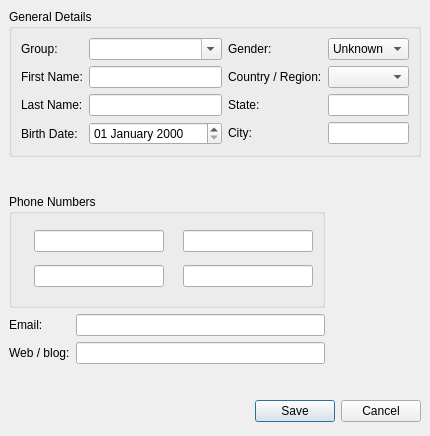
Qt form wengophone/src/presentation/qt/profile/ProfileDetails.ui (tkrotoff/WengoPhone) before a commit.
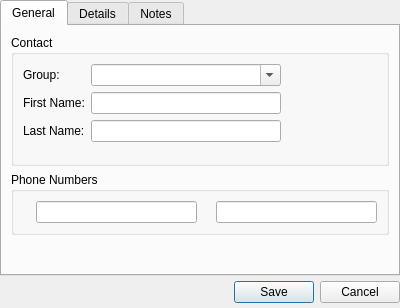
The same form after that commit. Icons and pictures are not drawn.

Commit message: - ProfileDetails.ui simplified - Replace QLabel by QToolButton when possible - Other minor modifications

```diff
--- a/wengophone/src/presentation/qt/profile/ProfileDetails.ui
+++ b/wengophone/src/presentation/qt/profile/ProfileDetails.ui
@@ -8,26 +8,34 @@
    <rect>
     <x>0</x>
     <y>0</y>
-    <width>417</width>
-    <height>436</height>
+    <width>400</width>
+    <height>308</height>
    </rect>
   </property>
   <layout class="QGridLayout" >
    <property name="margin" >
-    <number>9</number>
+    <number>0</number>
    </property>
    <property name="spacing" >
-    <number>6</number>
+    <number>0</number>
    </property>
-   <item row="2" column="0" >
+   <item row="0" column="0" >
+    <widget class="QTabWidget" name="tabWidget" >
+     <property name="currentIndex" >
+      <number>0</number>
+     </property>
+     <widget class="QWidget" name="tabGeneral" >
+      <attribute name="title" >
+       <string>General</string>
+      </attribute>
     <layout class="QGridLayout" >
      <property name="margin" >
-      <number>0</number>
+        <number>9</number>
      </property>
      <property name="spacing" >
       <number>6</number>
      </property>
-     <item row="0" column="0" >
+       <item row="1" column="0" >
       <widget class="QGroupBox" name="groupBox_3" >
        <property name="title" >
         <string>Phone Numbers</string>
@@ -39,56 +47,6 @@
         <property name="spacing" >
          <number>6</number>
         </property>
-        <item row="0" column="0" >
-         <widget class="QLabel" name="label_15" >
-          <property name="sizePolicy" >
-           <sizepolicy>
-            <hsizetype>0</hsizetype>
-            <vsizetype>5</vsizetype>
-            <horstretch>0</horstretch>
-            <verstretch>0</verstretch>
-           </sizepolicy>
-          </property>
-          <property name="toolTip" >
-           <string>Mobile phone</string>
-          </property>
-          <property name="pixmap" >
-           <pixmap resource="../wengophone.qrc" >:/pics/contact/mobile.png</pixmap>
-          </property>
-         </widget>
-        </item>
-        <item row="0" column="1" >
-         <widget class="QLineEdit" name="mobilePhoneLineEdit" />
-        </item>
-        <item row="1" column="3" >
-         <widget class="QLineEdit" name="workPhoneLineEdit" />
-        </item>
-        <item row="1" column="2" >
-         <widget class="QLabel" name="label_18" >
-          <property name="toolTip" >
-           <string>Work phone</string>
-          </property>
-          <property name="pixmap" >
-           <pixmap resource="../wengophone.qrc" >:/pics/contact/work.png</pixmap>
-          </property>
-         </widget>
-        </item>
-        <item row="1" column="1" >
-         <widget class="QLineEdit" name="wengoPhoneLineEdit" />
-        </item>
-        <item row="0" column="3" >
-         <widget class="QLineEdit" name="homePhoneLineEdit" />
-        </item>
-        <item row="1" column="0" >
-         <widget class="QLabel" name="label_16" >
-          <property name="toolTip" >
-           <string>Wengo phone</string>
-          </property>
-          <property name="pixmap" >
-           <pixmap resource="../wengophone.qrc" >:/pics/contact/wengo.png</pixmap>
-          </property>
-         </widget>
-        </item>
         <item row="0" column="2" >
          <widget class="QLabel" name="label_17" >
           <property name="sizePolicy" >
@@ -107,31 +65,138 @@
           </property>
          </widget>
         </item>
+          <item row="0" column="3" >
+           <widget class="QLineEdit" name="homePhoneLineEdit" />
+          </item>
+          <item row="0" column="1" >
+           <widget class="QLineEdit" name="mobilePhoneLineEdit" />
+          </item>
+          <item row="0" column="0" >
+           <widget class="QLabel" name="label_15" >
+            <property name="sizePolicy" >
+             <sizepolicy>
+              <hsizetype>0</hsizetype>
+              <vsizetype>5</vsizetype>
+              <horstretch>0</horstretch>
+              <verstretch>0</verstretch>
+             </sizepolicy>
+            </property>
+            <property name="toolTip" >
+             <string>Mobile phone</string>
+            </property>
+            <property name="pixmap" >
+             <pixmap resource="../wengophone.qrc" >:/pics/contact/mobile.png</pixmap>
+            </property>
+           </widget>
+          </item>
        </layout>
       </widget>
      </item>
-     <item rowspan="2" row="0" column="1" >
-      <layout class="QGridLayout" >
-       <property name="margin" >
-        <number>0</number>
-       </property>
-       <property name="spacing" >
-        <number>6</number>
-       </property>
        <item row="2" column="0" >
+        <widget class="QStackedWidget" name="imStackedWidget" />
+       </item>
+       <item row="3" column="0" >
         <spacer>
          <property name="orientation" >
           <enum>Qt::Vertical</enum>
          </property>
          <property name="sizeHint" >
           <size>
-           <width>90</width>
+           <width>20</width>
            <height>40</height>
           </size>
          </property>
         </spacer>
        </item>
+       <item row="0" column="0" >
+        <widget class="QGroupBox" name="groupBox" >
+         <property name="layoutDirection" >
+          <enum>Qt::LeftToRight</enum>
+         </property>
+         <property name="title" >
+          <string>Contact</string>
+         </property>
+         <layout class="QGridLayout" >
+          <property name="margin" >
+           <number>9</number>
+          </property>
+          <property name="spacing" >
+           <number>6</number>
+          </property>
+          <item row="0" column="0" >
+           <layout class="QGridLayout" >
+            <property name="margin" >
+             <number>0</number>
+            </property>
+            <property name="spacing" >
+             <number>6</number>
+            </property>
+            <item row="0" column="0" >
+             <widget class="QLabel" name="groupLabel" >
+              <property name="text" >
+               <string>Group:</string>
+              </property>
+             </widget>
+            </item>
+            <item row="2" column="1" >
+             <widget class="QLineEdit" name="lastNameLineEdit" >
+              <property name="maxLength" >
+               <number>20</number>
+              </property>
+             </widget>
+            </item>
+            <item row="1" column="1" >
+             <widget class="QLineEdit" name="firstNameLineEdit" >
+              <property name="maxLength" >
+               <number>20</number>
+              </property>
+             </widget>
+            </item>
+            <item row="2" column="0" >
+             <widget class="QLabel" name="label_6" >
+              <property name="text" >
+               <string>Last Name:</string>
+              </property>
+             </widget>
+            </item>
        <item row="1" column="0" >
+             <widget class="QLabel" name="label_5" >
+              <property name="text" >
+               <string>First Name:</string>
+              </property>
+             </widget>
+            </item>
+            <item row="3" column="1" >
+             <spacer>
+              <property name="orientation" >
+               <enum>Qt::Vertical</enum>
+              </property>
+              <property name="sizeHint" >
+               <size>
+                <width>20</width>
+                <height>21</height>
+               </size>
+              </property>
+             </spacer>
+            </item>
+            <item row="0" column="1" >
+             <widget class="QComboBox" name="groupComboBox" >
+              <property name="sizePolicy" >
+               <sizepolicy>
+                <hsizetype>7</hsizetype>
+                <vsizetype>0</vsizetype>
+                <horstretch>0</horstretch>
+                <verstretch>0</verstretch>
+               </sizepolicy>
+              </property>
+              <property name="editable" >
+               <bool>true</bool>
+              </property>
+             </widget>
+            </item>
+           </layout>
+          </item>
+          <item row="0" column="1" >
         <widget class="QToolButton" name="avatarPixmapButton" >
          <property name="minimumSize" >
           <size>
@@ -149,7 +214,7 @@
           <string>Click to change avatar</string>
          </property>
          <property name="icon" >
-          <iconset/>
+             <iconset resource="../wengophone.qrc" >:/pics/avatar_background.png</iconset>
          </property>
          <property name="iconSize" >
           <size>
@@ -162,32 +227,22 @@
          </property>
         </widget>
        </item>
-       <item row="0" column="0" >
-        <spacer>
-         <property name="orientation" >
-          <enum>Qt::Vertical</enum>
-         </property>
-         <property name="sizeHint" >
-          <size>
-           <width>90</width>
-           <height>40</height>
-          </size>
-         </property>
-        </spacer>
-       </item>
-      </layout>
-     </item>
-     <item row="1" column="0" >
+         </layout>
+        </widget>
+       </item>
+      </layout>
+     </widget>
+     <widget class="QWidget" name="tabDetails" >
+      <attribute name="title" >
+       <string>Details</string>
+      </attribute>
       <layout class="QGridLayout" >
        <property name="margin" >
-        <number>0</number>
+        <number>9</number>
        </property>
        <property name="spacing" >
         <number>6</number>
        </property>
-       <item row="0" column="1" >
-        <widget class="QLineEdit" name="emailLineEdit" />
-       </item>
        <item row="0" column="0" >
         <widget class="QLabel" name="label_19" >
          <property name="text" >
@@ -195,148 +250,86 @@
          </property>
         </widget>
        </item>
-       <item row="1" column="1" >
-        <widget class="QLineEdit" name="webLineEdit" />
-       </item>
        <item row="1" column="0" >
         <widget class="QLabel" name="label_21" >
          <property name="text" >
-          <string>Web / blog:</string>
+          <string>Web/blog:</string>
          </property>
         </widget>
        </item>
-      </layout>
-     </item>
-    </layout>
-   </item>
-   <item row="0" column="0" >
-    <widget class="QGroupBox" name="groupBox" >
-     <property name="layoutDirection" >
-      <enum>Qt::LeftToRight</enum>
-     </property>
-     <property name="title" >
-      <string>General Details</string>
-     </property>
-     <layout class="QGridLayout" >
-      <property name="margin" >
-       <number>9</number>
-      </property>
-      <property name="spacing" >
-       <number>6</number>
-      </property>
-      <item row="0" column="0" >
-       <layout class="QGridLayout" >
-        <property name="margin" >
-         <number>0</number>
-        </property>
-        <property name="spacing" >
-         <number>6</number>
-        </property>
+       <item row="3" column="1" >
+        <widget class="QComboBox" name="countryComboBox" />
+       </item>
+       <item row="5" column="1" >
+        <widget class="QLineEdit" name="cityLineEdit" >
+         <property name="maxLength" >
+          <number>20</number>
+         </property>
+        </widget>
+       </item>
+       <item row="5" column="0" >
+        <widget class="QLabel" name="label_8" >
+         <property name="text" >
+          <string>City:</string>
+         </property>
+        </widget>
+       </item>
+       <item row="4" column="1" >
+        <widget class="QLineEdit" name="stateLineEdit" >
+         <property name="maxLength" >
+          <number>20</number>
+         </property>
+        </widget>
+       </item>
+       <item row="4" column="0" >
+        <widget class="QLabel" name="label_12" >
+         <property name="text" >
+          <string>State:</string>
+         </property>
+        </widget>
+       </item>
         <item row="3" column="0" >
+        <widget class="QLabel" name="label_11" >
+         <property name="text" >
+          <string>Country/Region:</string>
+         </property>
+        </widget>
+       </item>
+       <item row="9" column="1" >
+        <spacer>
+         <property name="orientation" >
+          <enum>Qt::Vertical</enum>
+         </property>
+         <property name="sizeHint" >
+          <size>
+           <width>20</width>
+           <height>40</height>
+          </size>
+         </property>
+        </spacer>
+       </item>
+       <item row="8" column="0" >
          <widget class="QLabel" name="label_7" >
           <property name="text" >
            <string>Birth Date:</string>
           </property>
          </widget>
         </item>
-        <item row="1" column="0" >
-         <widget class="QLabel" name="label_5" >
-          <property name="text" >
-           <string>First Name:</string>
-          </property>
-         </widget>
-        </item>
-        <item row="2" column="1" >
-         <widget class="QLineEdit" name="lastNameLineEdit" >
-          <property name="maxLength" >
-           <number>20</number>
-          </property>
-         </widget>
-        </item>
-        <item row="0" column="0" >
-         <widget class="QLabel" name="groupLabel" >
-          <property name="text" >
-           <string>Group:</string>
-          </property>
-         </widget>
-        </item>
-        <item row="3" column="1" >
+       <item row="8" column="1" >
          <widget class="QDateEdit" name="birthDate" >
           <property name="displayFormat" >
            <string>dd MMMM yyyy</string>
           </property>
          </widget>
         </item>
-        <item row="2" column="0" >
-         <widget class="QLabel" name="label_6" >
-          <property name="text" >
-           <string>Last Name:</string>
-          </property>
-         </widget>
-        </item>
-        <item row="1" column="1" >
-         <widget class="QLineEdit" name="firstNameLineEdit" >
-          <property name="maxLength" >
-           <number>20</number>
-          </property>
-         </widget>
-        </item>
-        <item row="0" column="1" >
-         <widget class="QComboBox" name="groupComboBox" >
-          <property name="editable" >
-           <bool>true</bool>
-          </property>
-         </widget>
-        </item>
-       </layout>
-      </item>
-      <item row="0" column="1" >
-       <layout class="QGridLayout" >
-        <property name="margin" >
-         <number>0</number>
-        </property>
-        <property name="spacing" >
-         <number>6</number>
-        </property>
-        <item row="2" column="0" >
-         <widget class="QLabel" name="label_12" >
-          <property name="text" >
-           <string>State:</string>
-          </property>
-         </widget>
-        </item>
-        <item row="0" column="0" >
+       <item row="7" column="0" >
          <widget class="QLabel" name="label_10" >
           <property name="text" >
            <string>Gender:</string>
           </property>
          </widget>
         </item>
-        <item row="3" column="1" >
-         <widget class="QLineEdit" name="cityLineEdit" >
-          <property name="maxLength" >
-           <number>20</number>
-          </property>
-         </widget>
-        </item>
-        <item row="3" column="0" >
-         <widget class="QLabel" name="label_8" >
-          <property name="text" >
-           <string>City:</string>
-          </property>
-         </widget>
-        </item>
-        <item row="1" column="0" >
-         <widget class="QLabel" name="label_11" >
-          <property name="text" >
-           <string>Country / Region:</string>
-          </property>
-         </widget>
-        </item>
-        <item row="1" column="1" >
-         <widget class="QComboBox" name="countryComboBox" />
-        </item>
-        <item row="0" column="1" >
+       <item row="7" column="1" >
          <widget class="QComboBox" name="genderComboBox" >
           <item>
            <property name="text" >
@@ -355,19 +348,47 @@
           </item>
          </widget>
         </item>
-        <item row="2" column="1" >
-         <widget class="QLineEdit" name="stateLineEdit" >
-          <property name="maxLength" >
-           <number>20</number>
+       <item row="1" column="1" >
+        <widget class="QLineEdit" name="webLineEdit" />
+       </item>
+       <item row="0" column="1" >
+        <widget class="QLineEdit" name="emailLineEdit" />
+       </item>
+       <item row="2" column="0" colspan="2" >
+        <widget class="Line" name="line" >
+         <property name="orientation" >
+          <enum>Qt::Horizontal</enum>
           </property>
          </widget>
         </item>
-       </layout>
+       <item row="6" column="0" colspan="2" >
+        <widget class="Line" name="line_2" >
+         <property name="orientation" >
+          <enum>Qt::Horizontal</enum>
+         </property>
+        </widget>
+       </item>
+      </layout>
+     </widget>
+     <widget class="QWidget" name="tabNotes" >
+      <attribute name="title" >
+       <string>Notes</string>
+      </attribute>
+      <layout class="QGridLayout" >
+       <property name="margin" >
+        <number>9</number>
+       </property>
+       <property name="spacing" >
+        <number>6</number>
+       </property>
+       <item row="0" column="0" >
+        <widget class="QTextEdit" name="textEdit" />
       </item>
      </layout>
     </widget>
+    </widget>
    </item>
-   <item row="4" column="0" >
+   <item row="1" column="0" >
     <layout class="QGridLayout" >
      <property name="margin" >
       <number>0</number>
@@ -410,22 +431,6 @@
      </item>
     </layout>
    </item>
-   <item row="1" column="0" >
-    <widget class="QStackedWidget" name="imStackedWidget" />
-   </item>
-   <item row="3" column="0" >
-    <spacer>
-     <property name="orientation" >
-      <enum>Qt::Vertical</enum>
-     </property>
-     <property name="sizeHint" >
-      <size>
-       <width>20</width>
-       <height>16</height>
-      </size>
-     </property>
-    </spacer>
-   </item>
   </layout>
  </widget>
  <pixmapfunction></pixmapfunction>
```
Left out of the diff: 4 changed lines with no effect on the pictures. Lines whose indentation alone changed are shown as unchanged. The commit also changes 40 other files.
